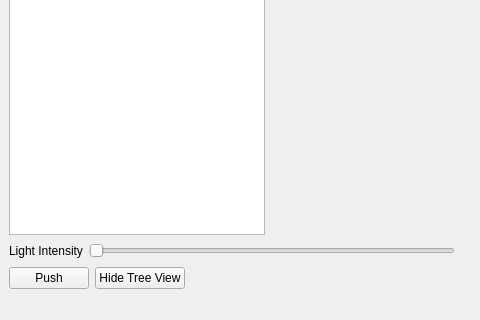
First picture: the form in GUI/mainwindow.ui, repository ninyo999/2024_EEEE2076_GROUP6, before the edit; both pictures show x 0 to 480 and y 307 to 627 of the 829 by 627 pixel window.
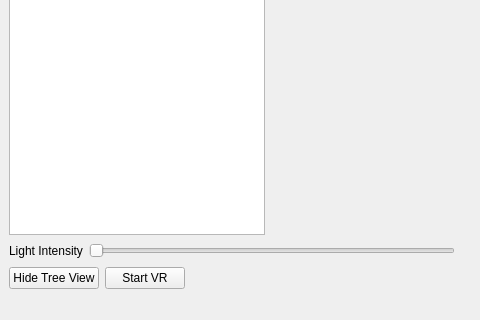
Second picture: the form after the edit. Icons and pictures are not drawn. Custom widgets are drawn as their Qt base class.

Patch:
```diff
--- a/GUI/mainwindow.ui
+++ b/GUI/mainwindow.ui
@@ -83,16 +83,16 @@
     <item>
      <layout class="QHBoxLayout" name="horizontalLayout_2">
       <item>
-       <widget class="QPushButton" name="pushButton">
+       <widget class="QPushButton" name="toggleTreeViewButton">
         <property name="text">
-         <string>Push</string>
+         <string>Hide Tree View</string>
         </property>
        </widget>
       </item>
       <item>
-       <widget class="QPushButton" name="toggleTreeViewButton">
+       <widget class="QPushButton" name="toggleVRButton">
         <property name="text">
-         <string>Hide Tree View</string>
+         <string>Start VR</string>
         </property>
        </widget>
       </item>
```
